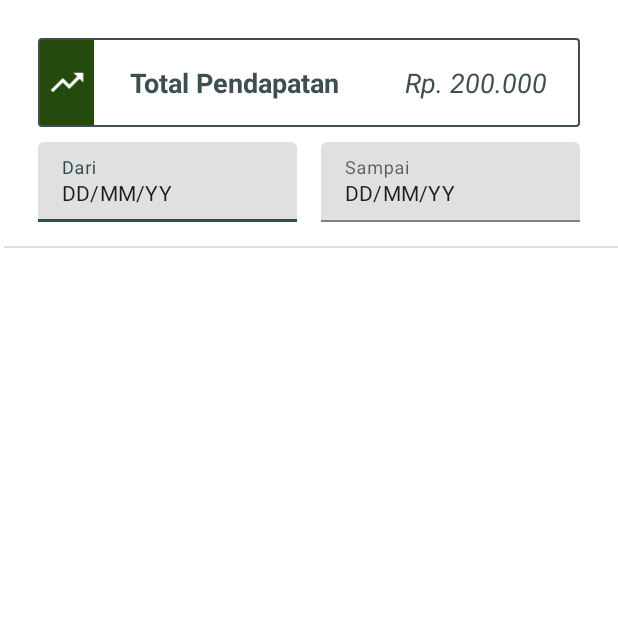
After one commit to Fancesatria/KasirOnlineAndroid, an Android app: the LaporanPendapatan screen opened directly, with no data from a screen before it, on a phone screen of 412 x 824 dp, the top half of it. The commit adds this screen. Run offline under Robolectric (Android 15) with nearby library versions, the phone set to English and light mode, and no system bars.

Commit message:
2005-layout laporan

```diff
--- /dev/null
+++ b/app/src/main/java/com/example/authapp/ui/laporan/LaporanPendapatan.java
@@ -0,0 +1,16 @@
+package com.example.authapp.ui.laporan;
+
+import androidx.appcompat.app.AppCompatActivity;
+
+import android.os.Bundle;
+
+import com.example.authapp.R;
+
+public class LaporanPendapatan extends AppCompatActivity {
+
+    @Override
+    protected void onCreate(Bundle savedInstanceState) {
+        super.onCreate(savedInstanceState);
+        setContentView(R.layout.activity_laporan_pendapatan);
+    }
+}
--- /dev/null
+++ b/app/src/main/res/drawable/border_textview.xml
@@ -0,0 +1,19 @@
+<shape xmlns:android="http://schemas.android.com/apk/res/android"
+    android:shape="rectangle" >
+
+    <!-- //View background color -->
+<!--    <solid-->
+<!--        android:color="#FFFFFF" >-->
+<!--    </solid>-->
+
+    <!-- View border color and width -->
+    <stroke
+        android:width="1dp"
+        android:color="#3F4F4F">
+    </stroke>
+
+    <!-- The radius makes the corners rounded -->
+    <corners
+        android:radius="2dp"   >
+    </corners>
+</shape>
--- /dev/null
+++ b/app/src/main/res/drawable/ic_value_up.xml
@@ -0,0 +1,5 @@
+<vector android:height="24dp" android:tint="#FFFFFF"
+    android:viewportHeight="24" android:viewportWidth="24"
+    android:width="24dp" xmlns:android="http://schemas.android.com/apk/res/android">
+    <path android:fillColor="@android:color/white" android:pathData="M16,6l2.29,2.29 -4.88,4.88 -4,-4L2,16.59 3.41,18l6,-6 4,4 6.3,-6.29L22,12V6z"/>
+</vector>
--- /dev/null
+++ b/app/src/main/res/layout/activity_laporan_pendapatan.xml
@@ -0,0 +1,171 @@
+<?xml version="1.0" encoding="utf-8"?>
+<androidx.constraintlayout.widget.ConstraintLayout xmlns:android="http://schemas.android.com/apk/res/android"
+    xmlns:app="http://schemas.android.com/apk/res-auto"
+    xmlns:tools="http://schemas.android.com/tools"
+    android:layout_width="match_parent"
+    android:layout_height="match_parent"
+    tools:context=".ui.laporan.LaporanPendapatan">
+
+    <LinearLayout
+        android:id="@+id/linearLayout3"
+        android:layout_width="match_parent"
+        android:layout_height="wrap_content"
+        android:layout_marginTop="25dp"
+        android:layout_marginBottom="25dp"
+        android:layout_marginLeft="25dp"
+        android:layout_marginRight="25dp"
+        android:background="@drawable/border_textview"
+        android:orientation="horizontal"
+        android:weightSum="3"
+        app:layout_constraintEnd_toEndOf="parent"
+        app:layout_constraintStart_toStartOf="parent"
+        app:layout_constraintTop_toTopOf="parent">
+
+        <LinearLayout
+            android:layout_width="wrap_content"
+            android:layout_height="match_parent"
+            android:layout_weight="1">
+
+            <ImageView
+                android:id="@+id/iconIndicator"
+                android:layout_width="match_parent"
+                android:layout_height="match_parent"
+                android:layout_margin="1dp"
+                android:background="#254A0E"
+                android:paddingLeft="1dp"
+                android:paddingTop="15dp"
+                android:paddingRight="1dp"
+                android:paddingBottom="15dp"
+                android:src="@drawable/ic_value_up"
+                android:textColor="#3F4F4F"
+                app:layout_constraintEnd_toEndOf="parent"
+                app:layout_constraintStart_toStartOf="parent"
+                app:layout_constraintTop_toTopOf="parent" />
+        </LinearLayout>
+
+        <LinearLayout
+            android:layout_width="wrap_content"
+            android:layout_height="match_parent"
+            android:layout_weight="1">
+
+            <TextView
+                android:id="@+id/textPendapatan"
+                android:layout_width="match_parent"
+                android:layout_height="wrap_content"
+                android:layout_margin="10dp"
+                android:padding="7dp"
+                android:text="Total Pendapatan"
+                android:textAlignment="center"
+                android:textColor="#3F4F4F"
+                android:textSize="18sp"
+                android:textStyle="bold"
+                app:layout_constraintEnd_toEndOf="parent"
+                app:layout_constraintStart_toStartOf="parent"
+                app:layout_constraintTop_toTopOf="parent" />
+        </LinearLayout>
+
+        <LinearLayout
+            android:layout_width="wrap_content"
+            android:layout_height="wrap_content"
+            android:layout_gravity="center"
+            android:layout_weight="1">
+
+            <TextView
+                android:id="@+id/txtTotalPendapatan"
+                android:layout_width="match_parent"
+                android:layout_height="wrap_content"
+                android:layout_margin="10dp"
+                android:padding="7dp"
+                android:text="Rp. 200.000"
+                android:textAlignment="center"
+                android:textColor="#3F4F4F"
+                android:textSize="18sp"
+                android:textStyle="italic"
+                app:layout_constraintEnd_toEndOf="parent"
+                app:layout_constraintStart_toStartOf="parent"
+                app:layout_constraintTop_toTopOf="parent" />
+        </LinearLayout>
+
+    </LinearLayout>
+
+    <LinearLayout
+        android:id="@+id/linearLayout4"
+        android:layout_width="match_parent"
+        android:layout_height="wrap_content"
+        android:layout_marginStart="25dp"
+        android:layout_marginTop="10dp"
+        android:layout_marginEnd="25dp"
+        android:orientation="horizontal"
+        app:layout_constraintEnd_toEndOf="parent"
+        app:layout_constraintStart_toStartOf="parent"
+        app:layout_constraintTop_toBottomOf="@+id/linearLayout3">
+
+        <LinearLayout
+            android:layout_width="0dp"
+            android:layout_height="match_parent"
+            android:layout_marginRight="8dp"
+            android:layout_weight="1"
+            android:orientation="horizontal"
+            android:paddingHorizontal="0dp">
+
+            <com.google.android.material.textfield.TextInputLayout
+                android:layout_width="match_parent"
+                android:layout_height="wrap_content">
+
+                <com.google.android.material.textfield.TextInputEditText
+                    android:layout_width="match_parent"
+                    android:layout_height="wrap_content"
+                    android:hint="Dari"
+                    android:text="DD/MM/YY"
+                    android:textSize="14sp" />
+            </com.google.android.material.textfield.TextInputLayout>
+        </LinearLayout>
+
+        <LinearLayout
+            android:layout_width="0dp"
+            android:layout_height="match_parent"
+            android:layout_marginLeft="8dp"
+            android:layout_weight="1"
+            android:orientation="horizontal"
+            android:paddingHorizontal="0dp">
+
+            <com.google.android.material.textfield.TextInputLayout
+                android:layout_width="match_parent"
+                android:layout_height="match_parent">
+
+                <com.google.android.material.textfield.TextInputEditText
+                    android:layout_width="match_parent"
+                    android:layout_height="wrap_content"
+                    android:hint="Sampai"
+                    android:text="DD/MM/YY"
+                    android:textSize="14sp" />
+            </com.google.android.material.textfield.TextInputLayout>
+        </LinearLayout>
+
+    </LinearLayout>
+
+    <View
+        android:id="@+id/divider2"
+        android:layout_width="409dp"
+        android:layout_height="1dp"
+        android:layout_marginTop="16dp"
+        android:background="?android:attr/listDivider"
+        app:layout_constraintEnd_toEndOf="parent"
+        app:layout_constraintHorizontal_bias="1.0"
+        app:layout_constraintStart_toStartOf="parent"
+        app:layout_constraintTop_toBottomOf="@+id/linearLayout4" />
+
+    <androidx.recyclerview.widget.RecyclerView
+        android:id="@+id/itemPendapatan"
+        android:layout_width="match_parent"
+        android:layout_height="match_parent"
+        android:layout_marginStart="1dp"
+        android:layout_marginTop="165dp"
+        android:layout_marginEnd="1dp"
+        android:layout_marginBottom="1dp"
+        app:layout_constraintBottom_toBottomOf="parent"
+        app:layout_constraintEnd_toEndOf="parent"
+        app:layout_constraintStart_toStartOf="parent"
+        app:layout_constraintTop_toBottomOf="@+id/divider2" />
+
+</androidx.constraintlayout.widget.ConstraintLayout>
--- a/app/src/main/res/layout/activity_master_daftar_kategori.xml
+++ b/app/src/main/res/layout/activity_master_daftar_kategori.xml
@@ -41,7 +41,6 @@
             android:text="+"
             android:textColor="@color/white"
             app:rippleColor="@color/teal_200" />
-
     </LinearLayout>
 
 
```
Also changed, not shown: app/src/main/AndroidManifest.xml (+6 -4 lines), app/src/main/res/layout/item_pendapatan.xml (added, +120 -0 lines).
